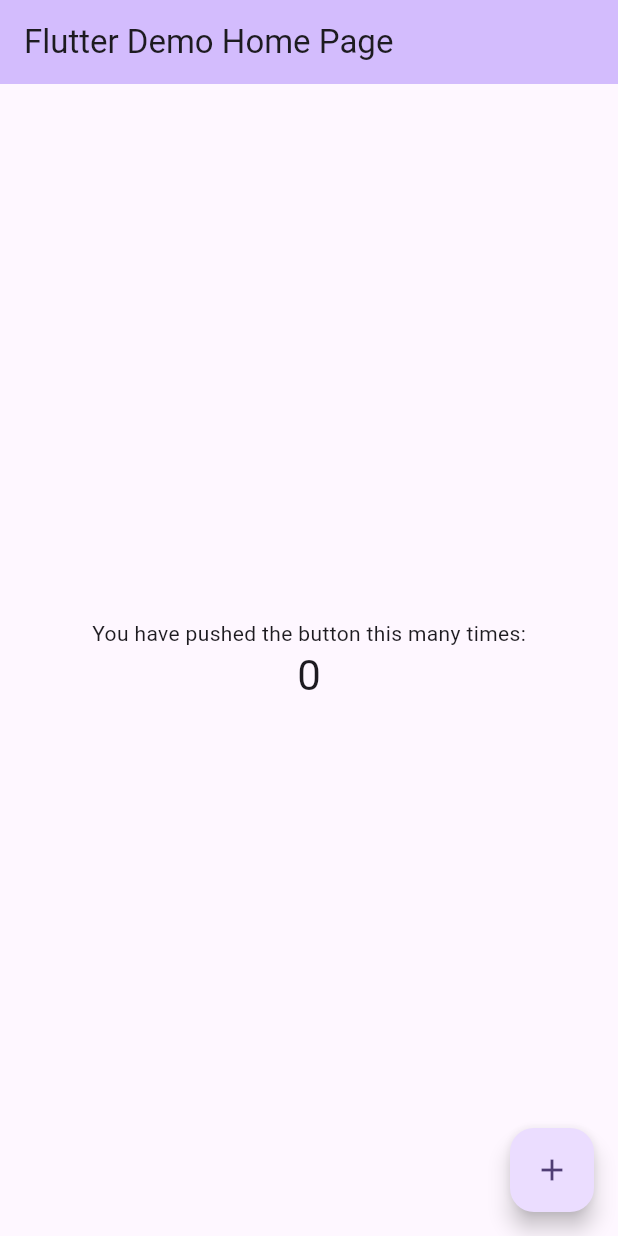
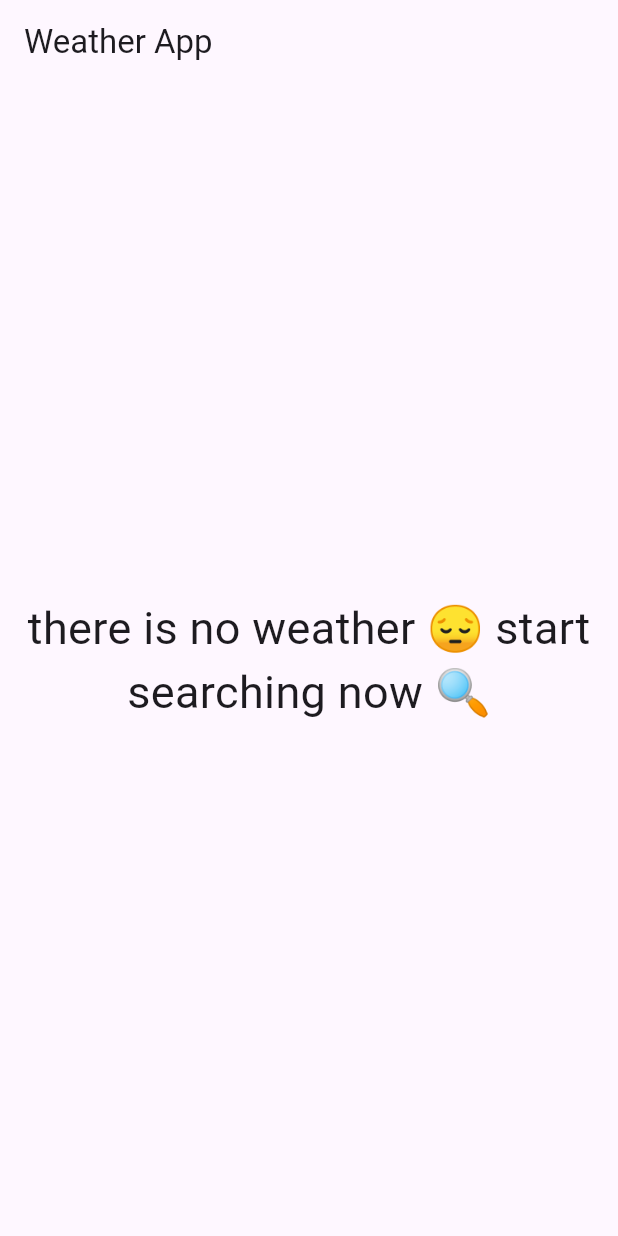
Before and after one commit to Yasmeen-aboeleneen/Weather_App, a Flutter app: the screen it shows after launch, on a phone screen of 412 x 824 dp. Run offline on Flutter 3.47's test engine with Material 3 defaults, Android fonts, the phone set to English and light mode, and no system bars.

Commit message:
Start UI

```diff
--- a/lib/main.dart
+++ b/lib/main.dart
@@ -1,125 +1,17 @@
 import 'package:flutter/material.dart';
+import 'package:waether_app/views/home_view.dart';
 
 void main() {
-  runApp(const MyApp());
+  runApp(const WeatherApp());
 }
 
-class MyApp extends StatelessWidget {
-  const MyApp({super.key});
+class WeatherApp extends StatelessWidget {
+  const WeatherApp({Key? key}) : super(key: key);
 
-  // This widget is the root of your application.
   @override
   Widget build(BuildContext context) {
-    return MaterialApp(
-      title: 'Flutter Demo',
-      theme: ThemeData(
-        // This is the theme of your application.
-        //
-        // TRY THIS: Try running your application with "flutter run". You'll see
-        // the application has a purple toolbar. Then, without quitting the app,
-        // try changing the seedColor in the colorScheme below to Colors.green
-        // and then invoke "hot reload" (save your changes or press the "hot
-        // reload" button in a Flutter-supported IDE, or press "r" if you used
-        // the command line to start the app).
-        //
-        // Notice that the counter didn't reset back to zero; the application
-        // state is not lost during the reload. To reset the state, use hot
-        // restart instead.
-        //
-        // This works for code too, not just values: Most code changes can be
-        // tested with just a hot reload.
-        colorScheme: ColorScheme.fromSeed(seedColor: Colors.deepPurple),
-        useMaterial3: true,
-      ),
-      home: const MyHomePage(title: 'Flutter Demo Home Page'),
+    return const MaterialApp(
+      home: HomeView(),
     );
   }
 }
-
-class MyHomePage extends StatefulWidget {
-  const MyHomePage({super.key, required this.title});
-
-  // This widget is the home page of your application. It is stateful, meaning
-  // that it has a State object (defined below) that contains fields that affect
-  // how it looks.
-
-  // This class is the configuration for the state. It holds the values (in this
-  // case the title) provided by the parent (in this case the App widget) and
-  // used by the build method of the State. Fields in a Widget subclass are
-  // always marked "final".
-
-  final String title;
-
-  @override
-  State<MyHomePage> createState() => _MyHomePageState();
-}
-
-class _MyHomePageState extends State<MyHomePage> {
-  int _counter = 0;
-
-  void _incrementCounter() {
-    setState(() {
-      // This call to setState tells the Flutter framework that something has
-      // changed in this State, which causes it to rerun the build method below
-      // so that the display can reflect the updated values. If we changed
-      // _counter without calling setState(), then the build method would not be
-      // called again, and so nothing would appear to happen.
-      _counter++;
-    });
-  }
-
-  @override
-  Widget build(BuildContext context) {
-    // This method is rerun every time setState is called, for instance as done
-    // by the _incrementCounter method above.
-    //
-    // The Flutter framework has been optimized to make rerunning build methods
-    // fast, so that you can just rebuild anything that needs updating rather
-    // than having to individually change instances of widgets.
-    return Scaffold(
-      appBar: AppBar(
-        // TRY THIS: Try changing the color here to a specific color (to
-        // Colors.amber, perhaps?) and trigger a hot reload to see the AppBar
-        // change color while the other colors stay the same.
-        backgroundColor: Theme.of(context).colorScheme.inversePrimary,
-        // Here we take the value from the MyHomePage object that was created by
-        // the App.build method, and use it to set our appbar title.
-        title: Text(widget.title),
-      ),
-      body: Center(
-        // Center is a layout widget. It takes a single child and positions it
-        // in the middle of the parent.
-        child: Column(
-          // Column is also a layout widget. It takes a list of children and
-          // arranges them vertically. By default, it sizes itself to fit its
-          // children horizontally, and tries to be as tall as its parent.
-          //
-          // Column has various properties to control how it sizes itself and
-          // how it positions its children. Here we use mainAxisAlignment to
-          // center the children vertically; the main axis here is the vertical
-          // axis because Columns are vertical (the cross axis would be
-          // horizontal).
-          //
-          // TRY THIS: Invoke "debug painting" (choose the "Toggle Debug Paint"
-          // action in the IDE, or press "p" in the console), to see the
-          // wireframe for each widget.
-          mainAxisAlignment: MainAxisAlignment.center,
-          children: <Widget>[
-            const Text(
-              'You have pushed the button this many times:',
-            ),
-            Text(
-              '$_counter',
-              style: Theme.of(context).textTheme.headlineMedium,
-            ),
-          ],
-        ),
-      ),
-      floatingActionButton: FloatingActionButton(
-        onPressed: _incrementCounter,
-        tooltip: 'Increment',
-        child: const Icon(Icons.add),
-      ), // This trailing comma makes auto-formatting nicer for build methods.
-    );
-  }
-}
--- /dev/null
+++ b/lib/views/home_view.dart
@@ -0,0 +1,16 @@
+import 'package:flutter/material.dart';
+import 'package:waether_app/widgets/no_weather_body.dart';
+
+class HomeView extends StatelessWidget {
+  const HomeView({Key? key}) : super(key: key);
+
+  @override
+  Widget build(BuildContext context) {
+    return Scaffold(
+      appBar: AppBar(
+        title: const Text('Weather App'),
+      ),
+      body: const NoWeatherBody(),
+    );
+  }
+}
--- /dev/null
+++ b/lib/widgets/no_weather_body.dart
@@ -0,0 +1,33 @@
+import 'package:flutter/material.dart';
+
+class NoWeatherBody extends StatelessWidget {
+  const NoWeatherBody({
+    Key? key,
+  }) : super(key: key);
+
+  @override
+  Widget build(BuildContext context) {
+    return const Padding(
+      padding: EdgeInsets.symmetric(horizontal: 16),
+      child: Center(
+        child: Column(
+          mainAxisSize: MainAxisSize.min,
+          children: [
+            Text(
+              'there is no weather 😔 start',
+              style: TextStyle(
+                fontSize: 30,
+              ),
+            ),
+            Text(
+              'searching now 🔍',
+              style: TextStyle(
+                fontSize: 30,
+              ),
+            )
+          ],
+        ),
+      ),
+    );
+  }
+}
--- a/pubspec.yaml
+++ b/pubspec.yaml
@@ -59,8 +59,8 @@ flutter:
   uses-material-design: true
 
   # To add assets to your application, add an assets section, like this:
-  # assets:
-  #   - images/a_dot_burr.jpeg
+  assets:
+    - assets/images/
   #   - images/a_dot_ham.jpeg
 
   # An image asset can refer to one or more resolution-specific "variants", see
```
Also changed, not shown: lib/widgets/weather_info_body.dart (added, +74 -0 lines), assets/images/clear.png (added), assets/images/cloudy.png (added), assets/images/rainy.png (added), assets/images/snow.png (added), assets/images/thunderstorm.png (added), 1 other file.
